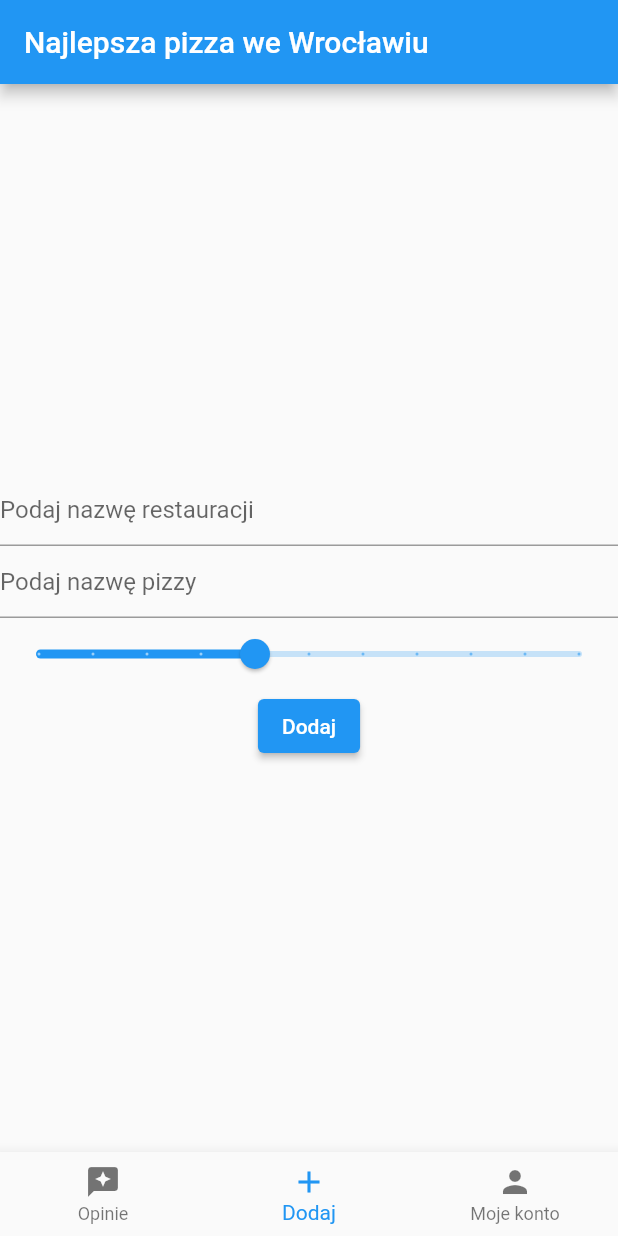
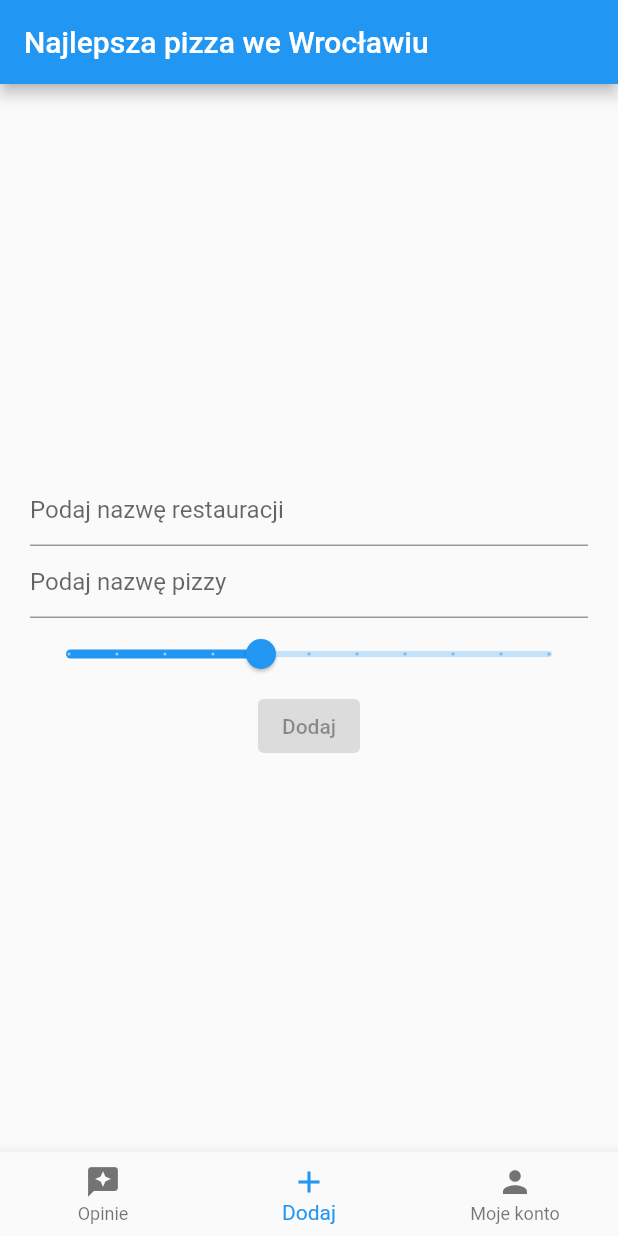
Before and after one commit to Jacek96/najlepsza_pizza_w_miescie, a Flutter app: the screen it shows once a user with an empty profile is signed in, item 2 of the bottom bar chosen, on a phone screen of 412 x 824 dp. Run offline on Flutter 3.47's test engine with Material 2 defaults, Android fonts, the phone set to English and light mode, and no system bars; our stand-ins replace cloud_firestore, firebase_auth, firebase_core; accounts and stored records are empty.

```diff
--- a/lib/app/home/add_opinion/add_opinion_page_content.dart
+++ b/lib/app/home/add_opinion/add_opinion_page_content.dart
@@ -4,7 +4,10 @@ import 'package:flutter/material.dart';
 class AddOpinionPageContent extends StatefulWidget {
   const AddOpinionPageContent({
     super.key,
+    required this.onSave,
   });
+
+  final Function onSave;
 
   @override
   State<AddOpinionPageContent> createState() => _AddOpinionPageContentState();
@@ -18,6 +21,8 @@ class _AddOpinionPageContentState extends State<AddOpinionPageContent> {
   @override
   Widget build(BuildContext context) {
     return Center(
+      child: Padding(
+        padding: const EdgeInsets.all(20.0),
         child: Column(
           mainAxisAlignment: MainAxisAlignment.center,
           children: [
@@ -54,15 +59,23 @@ class _AddOpinionPageContentState extends State<AddOpinionPageContent> {
               label: rating.toString(),
             ),
             ElevatedButton(
-            onPressed: () {
+              onPressed: restaurantName.isEmpty || pizzaName.isEmpty
+                  ? null
+                  : () {
                       FirebaseFirestore.instance.collection('restaurants').add(
-                {'name': restaurantName, 'pizza': pizzaName, 'rating': rating},
+                        {
+                          'name': restaurantName,
+                          'pizza': pizzaName,
+                          'rating': rating
+                        },
                       );
+                      widget.onSave();
                     },
               child: const Text('Dodaj'),
             ),
           ],
         ),
+      ),
     );
   }
 }
--- a/lib/app/home/home_page.dart
+++ b/lib/app/home/home_page.dart
@@ -30,7 +30,11 @@ class _HomePageState extends State<HomePage> {
           return const RestaurantPageContent();
         }
         if (currentIndex == 1) {
-          return const AddOpinionPageContent();
+          return AddOpinionPageContent(onSave: () {
+            setState(() {
+              currentIndex = 0;
+            });
+          });
         }
         return MyAccountPageContent(email: widget.user.email);
       }),
```
Lines whose indentation alone changed are shown as unchanged.
